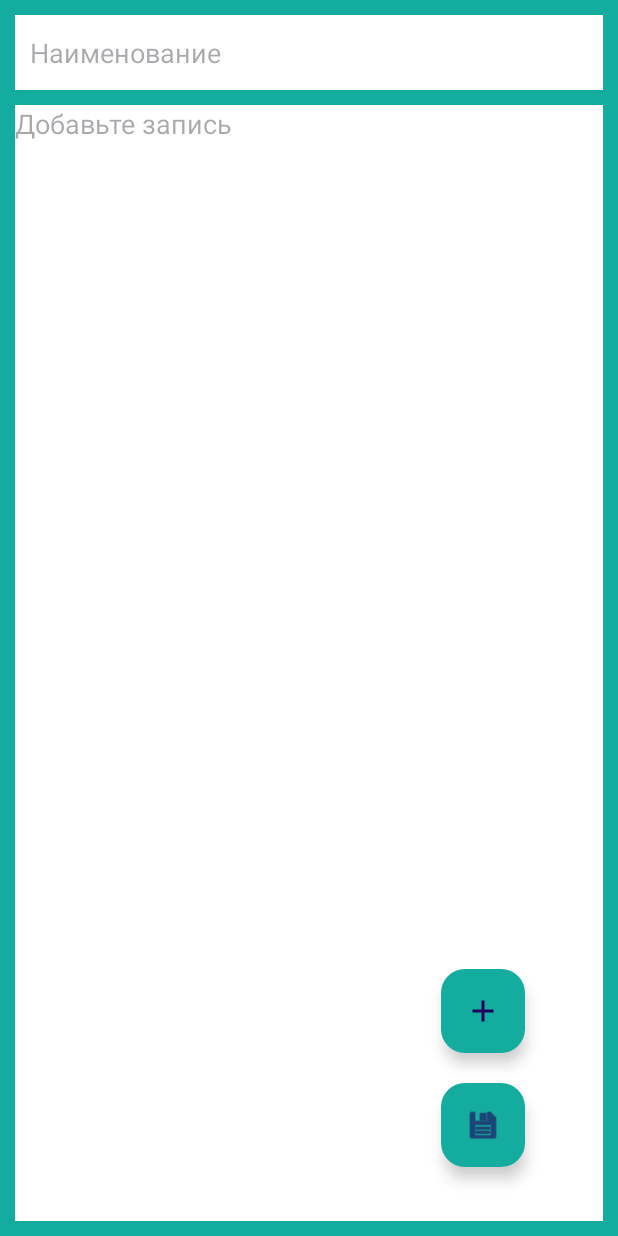
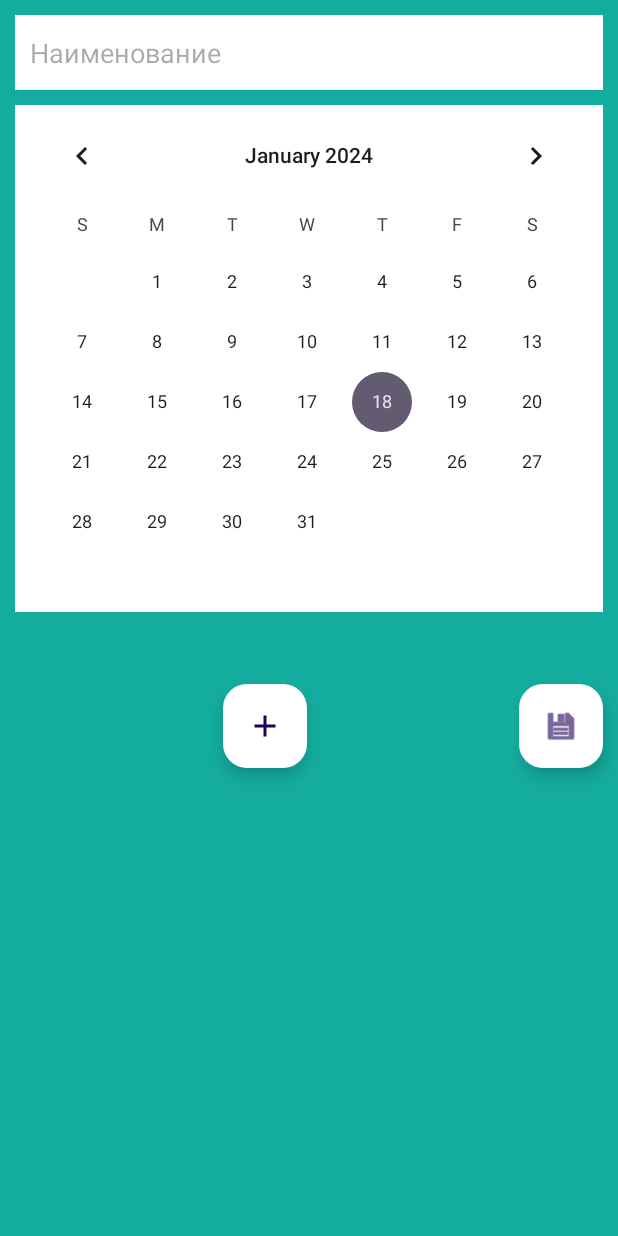
Before and after one commit to GeraVP/VPPen, an Android app: the MainActivity2 screen opened directly, with no data from a screen before it, after a tap on "Добавить запись", on a phone screen of 412 x 824 dp. Run offline under Robolectric (Android 15) with nearby library versions, the phone set to English and light mode, and no system bars; 1 other tap on this screen came first.

Commit message:
18.01.24

```diff
--- a/app/src/main/java/com/example/vpplan/MainActivity2.kt
+++ b/app/src/main/java/com/example/vpplan/MainActivity2.kt
@@ -1,12 +1,14 @@
 package com.example.vpplan
 
 import android.content.Intent
+import android.icu.util.Calendar
 import android.media.Image
 import android.net.Uri
 import androidx.appcompat.app.AppCompatActivity
 import android.os.Bundle
 import android.view.View
 import android.widget.Button
+import android.widget.CalendarView
 import android.widget.EditText
 import android.widget.ImageView
 import android.widget.Toast
@@ -24,11 +26,24 @@ class MainActivity2 : AppCompatActivity() {
     val imageRequestCode = 10
     var tempImageUri = "empty"
     val myDBManager = MyDBManager(this)
+
+    var date = ""
     override fun onCreate(savedInstanceState: Bundle?) {
         super.onCreate(savedInstanceState)
         setContentView(R.layout.activity_main2)
         getMyIntents()
+
+        val calendarView = findViewById<CalendarView>(R.id.calendarView1)
+        calendarView.setOnDateChangeListener{_, year, month, dayOfMonth ->
+            val selectedDate = "${dayOfMonth}/${month + 1}/${year}"
+            date = selectedDate.toString()
+            //showToast(selectedDate)
+        }
+
     }
+    /*private fun showToast(message: String) {
+        Toast.makeText(this, message, Toast.LENGTH_SHORT).show()
+    }*/
     override fun onResume() {
         super.onResume()
         myDBManager.openDb()
@@ -63,13 +78,13 @@ class MainActivity2 : AppCompatActivity() {
     } // Функция открытия галереи ССЫЛКА НЕ ВРЕМЕННАЯ
     fun onClickSave(view: View) {
         val title = findViewById<EditText>(R.id.edTitle)
-        val desc = findViewById<EditText>(R.id.edDesc)
-        if(title.text.toString() != "" && desc.text.toString() != "")
+
+        if(title.text.toString() != "" && date.toString() != "")
         {
             if(isEditState){
-                myDBManager.UpdateItem(title.text.toString(),desc.text.toString(),tempImageUri,id) // Добавление в БД
+                myDBManager.UpdateItem(title.text.toString(),date,tempImageUri,id) // Обновления в БД
                 }else{
-            myDBManager.insertToDb(title.text.toString(),desc.text.toString(),tempImageUri) // Добавление в БД
+            myDBManager.insertToDb(title.text.toString(),date,tempImageUri) // Добавление в БД
                 }
             finish() // Закрытие activity
         }
@@ -77,7 +92,7 @@ class MainActivity2 : AppCompatActivity() {
 
     fun OnEditEnable(view: View){
         val title = findViewById<EditText>(R.id.edTitle)
-        val desc = findViewById<EditText>(R.id.edDesc)
+        val desc = findViewById<CalendarView>(R.id.calendarView1)
         val fbedit = findViewById<FloatingActionButton>(R.id.fbedit)
         title.isEnabled = true
         desc.isEnabled = true
@@ -86,7 +101,7 @@ class MainActivity2 : AppCompatActivity() {
     }
     fun getMyIntents(){
         val title = findViewById<EditText>(R.id.edTitle)
-        val desc = findViewById<EditText>(R.id.edDesc)
+        val desc = findViewById<CalendarView>(R.id.calendarView1)
         val fbedit = findViewById<FloatingActionButton>(R.id.fbedit)
 
         val yourElement = findViewById<View>(R.id.mainImageLay)
@@ -103,7 +118,7 @@ class MainActivity2 : AppCompatActivity() {
                 desc.isEnabled = false
 
                 fbedit.visibility = View.VISIBLE
-                desc.setText(i.getStringExtra(MyIntentConstants.I_desc))
+                /*desc.setText(i.getStringExtra(MyIntentConstants.I_desc))*/
 
                 id = i.getIntExtra((MyIntentConstants.I_ID),0)
                 if(i.getStringExtra(MyIntentConstants.I_URI) != "empty"){
--- a/app/src/main/java/com/example/vpplan/packag/MyAdapter.kt
+++ b/app/src/main/java/com/example/vpplan/packag/MyAdapter.kt
@@ -1,3 +1,6 @@
+// Остановился в этом файле
+
+
 package com.example.vpplan.packag
 
 import android.content.Context
@@ -10,15 +13,33 @@ import androidx.recyclerview.widget.RecyclerView
 import androidx.recyclerview.widget.RecyclerView.ViewHolder
 import com.example.vpplan.MainActivity2
 import com.example.vpplan.R
+import java.text.SimpleDateFormat
+import java.util.Calendar
+import java.util.Date
+import java.util.Locale
 
 class MyAdapter(listMain:ArrayList<ListItem>,contextM: Context) : RecyclerView.Adapter<MyAdapter.MyHolder>(){ // MyA() - создание конструктора и передача списка listmain
     var listarray = listMain
     val context = contextM
     class MyHolder(itemView: View,contextV: Context) : RecyclerView.ViewHolder(itemView) {
         val tvTitle = itemView.findViewById<TextView>(R.id.tvTitle)
+        val tvDT = itemView.findViewById<TextView>(R.id.teV)
         val context = contextV
         fun setData(item:ListItem){
+
+            val inputFormat = SimpleDateFormat("dd/MM/yyyy", Locale.getDefault())
+            val currentDate = Calendar.getInstance()
+            val userDate = Calendar.getInstance()
+            userDate.time = inputFormat.parse(item.desc)
+
+            val difference = userDate.timeInMillis - currentDate.timeInMillis
+            val daysLeft = difference / (24 * 60 * 60 * 1000)
+
             tvTitle.text = item.title
+            tvDT.text = "Осталось: ${daysLeft.toString()} д."
+
+
+
             itemView.setOnClickListener {
                 val intent = Intent(context,MainActivity2::class.java).apply {
                     putExtra(MyIntentConstants.I_title,item.title)
@@ -30,6 +51,11 @@ class MyAdapter(listMain:ArrayList<ListItem>,contextM: Context) : RecyclerView.A
             }
         }
     }
+   /* fun calculateDateDifference(userDateTextView: String) {
+
+
+        //resultTextView.text = "Разница в днях: $daysDifference"
+    }*/
     override fun onCreateViewHolder(parent: ViewGroup, viewType: Int): MyHolder {
        val inflater = LayoutInflater.from(parent.context)
         return MyHolder(inflater.inflate(R.layout.rcitme,parent,false),context)
--- a/app/src/main/res/layout/activity_main2.xml
+++ b/app/src/main/res/layout/activity_main2.xml
@@ -28,58 +28,53 @@
         app:layout_constraintStart_toStartOf="parent"
         app:layout_constraintTop_toBottomOf="@+id/mainImageLay" />
 
-    <EditText
-        android:id="@+id/edDesc"
-        android:layout_width="0dp"
-        android:layout_height="0dp"
-        android:layout_marginTop="10dp"
-        android:layout_marginBottom="10dp"
-        android:background="#FFFFFF"
-        android:ems="10"
-
-        android:gravity="top"
-        android:hint="Добавьте запись"
-        android:inputType="textMultiLine"
-        android:textColor="@color/edittextcolorstate"
-        app:layout_constraintBottom_toBottomOf="parent"
-        app:layout_constraintEnd_toEndOf="@+id/edTitle"
-        app:layout_constraintStart_toStartOf="@+id/edTitle"
-        app:layout_constraintTop_toBottomOf="@+id/edTitle"
-        app:layout_constraintVertical_bias="0.065" />
-
     <com.google.android.material.floatingactionbutton.FloatingActionButton
         android:id="@+id/fbSave"
         android:layout_width="wrap_content"
         android:layout_height="wrap_content"
-        android:layout_marginEnd="52dp"
-        android:layout_marginBottom="36dp"
+        android:layout_marginTop="48dp"
         android:clickable="true"
         android:contentDescription="@string/addb"
         android:onClick="onClickSave"
-        app:backgroundTint="@color/back"
-        app:layout_constraintBottom_toBottomOf="@+id/edDesc"
-        app:layout_constraintEnd_toEndOf="@+id/edDesc"
+        app:backgroundTint="#FFFFFF"
+        app:layout_constraintEnd_toEndOf="@+id/calendarView1"
+        app:layout_constraintTop_toBottomOf="@+id/calendarView1"
         app:srcCompat="@android:drawable/ic_menu_save" />
 
     <com.google.android.material.floatingactionbutton.FloatingActionButton
         android:id="@+id/flb"
         android:layout_width="wrap_content"
         android:layout_height="wrap_content"
-        android:layout_marginEnd="52dp"
-        android:layout_marginBottom="112dp"
         android:clickable="true"
         android:contentDescription="@string/addb"
         android:onClick="onClickAddImage"
         android:visibility="visible"
-        app:backgroundTint="@color/back"
-        app:layout_constraintBottom_toBottomOf="@+id/edDesc"
-        app:layout_constraintEnd_toEndOf="@+id/edDesc"
+        app:backgroundTint="#FFFFFF"
+        app:layout_constraintBottom_toBottomOf="@+id/fbSave"
+        app:layout_constraintEnd_toStartOf="@+id/fbSave"
+        app:layout_constraintHorizontal_bias="0.495"
+        app:layout_constraintStart_toEndOf="@+id/fbedit"
+        app:layout_constraintTop_toTopOf="@+id/fbSave"
         app:srcCompat="@drawable/ic_add" />
+
+    <com.google.android.material.floatingactionbutton.FloatingActionButton
+        android:id="@+id/fbedit"
+        android:layout_width="wrap_content"
+        android:layout_height="wrap_content"
+        android:clickable="true"
+        android:contentDescription="Редактирование"
+        android:onClick="OnEditEnable"
+        android:visibility="visible"
+        app:backgroundTint="#FFFFFF"
+        app:layout_constraintBottom_toBottomOf="@+id/fbSave"
+        app:layout_constraintStart_toStartOf="@+id/calendarView1"
+        app:layout_constraintTop_toTopOf="@+id/fbSave"
+        app:srcCompat="@android:drawable/ic_menu_edit" />
 
     <androidx.constraintlayout.widget.ConstraintLayout
         android:id="@+id/mainImageLay"
         android:layout_width="0dp"
-        android:layout_height="251dp"
+        android:layout_height="211dp"
         android:layout_marginTop="10dp"
         android:background="#FFFFFF"
         android:visibility="gone"
@@ -125,20 +120,14 @@
             app:layout_constraintTop_toTopOf="@+id/imMyImage" />
     </androidx.constraintlayout.widget.ConstraintLayout>
 
-    <com.google.android.material.floatingactionbutton.FloatingActionButton
-        android:id="@+id/fbedit"
-        android:layout_width="wrap_content"
+    <CalendarView
+        android:id="@+id/calendarView1"
+        android:layout_width="0dp"
         android:layout_height="wrap_content"
-        android:layout_marginStart="52dp"
-        android:layout_marginBottom="36dp"
-        android:clickable="true"
-        android:onClick="OnEditEnable"
-        android:visibility="gone"
-        app:backgroundTint="#14AB9D"
-        app:layout_constraintBottom_toBottomOf="@+id/edDesc"
-        app:layout_constraintEnd_toEndOf="@+id/edDesc"
-        app:layout_constraintHorizontal_bias="0.0"
-        app:layout_constraintStart_toStartOf="@+id/edDesc"
-        app:srcCompat="@android:drawable/ic_menu_edit" />
+        android:layout_marginTop="10dp"
+        android:background="#FFFFFF"
+        app:layout_constraintEnd_toEndOf="@+id/edTitle"
+        app:layout_constraintStart_toStartOf="@+id/edTitle"
+        app:layout_constraintTop_toBottomOf="@+id/edTitle" />
 
 </androidx.constraintlayout.widget.ConstraintLayout>
--- a/app/src/main/res/layout/rcitme.xml
+++ b/app/src/main/res/layout/rcitme.xml
@@ -26,15 +26,19 @@
         app:layout_constraintVertical_bias="0.0" />
 
     <TextView
-        android:id="@+id/textView"
+        android:id="@+id/teV"
         android:layout_width="wrap_content"
         android:layout_height="wrap_content"
-        android:layout_marginEnd="48dp"
+        android:layout_marginStart="30dp"
+        android:layout_marginTop="10dp"
+        android:layout_marginEnd="30dp"
         android:text="1"
         android:textColor="#FFFFFF"
         android:textSize="16sp"
         app:layout_constraintBottom_toBottomOf="parent"
         app:layout_constraintEnd_toEndOf="parent"
+        app:layout_constraintHorizontal_bias="0.851"
+        app:layout_constraintStart_toStartOf="parent"
         app:layout_constraintTop_toTopOf="parent"
-        app:layout_constraintVertical_bias="0.551" />
+        app:layout_constraintVertical_bias="0.21" />
 </androidx.constraintlayout.widget.ConstraintLayout>
```
